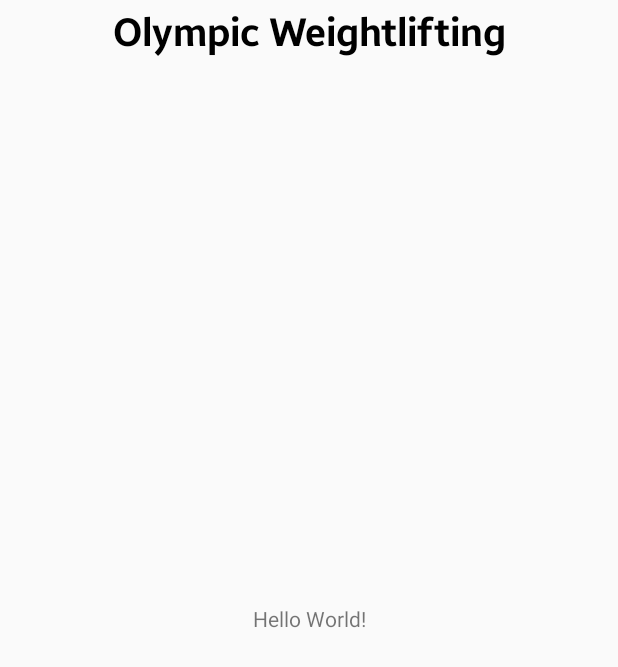
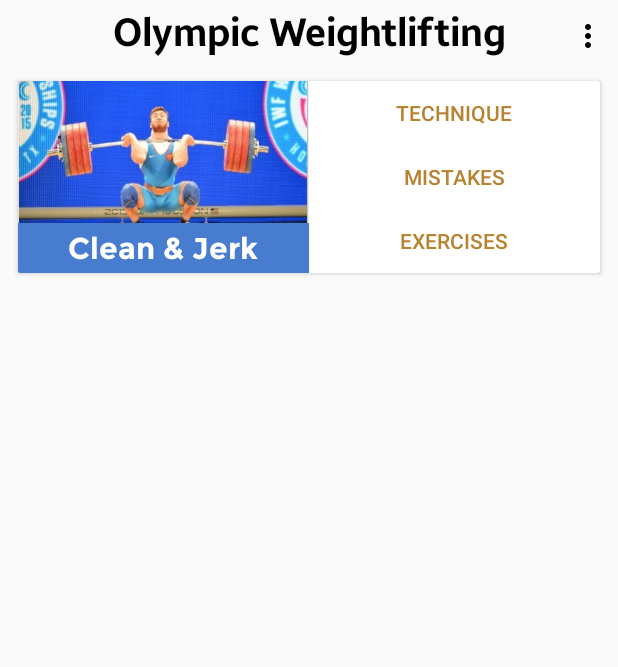
Before and after one commit to vangy1/OlympicWeightlifting, an Android app: the screen it shows after launch (MainActivity), on a phone screen of 412 x 824 dp. Shown: the top 667 px of the screen. Run offline under Robolectric (Android 15) with nearby library versions, the phone set to English and light mode, and no system bars.

Commit message:
Add feature card template

```diff
--- a/app/build.gradle
+++ b/app/build.gradle
@@ -6,11 +6,11 @@ apply plugin: "net.ltgt.apt"
 
 
 android {
-    compileSdkVersion 26
+    compileSdkVersion 27
     defaultConfig {
         applicationId "com.olympicweightlifting"
         minSdkVersion 21
-        targetSdkVersion 26
+        targetSdkVersion 27
         versionCode 1
         versionName "1.0"
         testInstrumentationRunner "android.support.test.runner.AndroidJUnitRunner"
@@ -30,16 +30,17 @@ android {
 
 
 dependencies {
-    implementation fileTree(dir: 'libs', include: ['*.jar'])
-    implementation 'com.android.support:appcompat-v7:26.0.0-beta1'
+    implementation fileTree(include: ['*.jar'], dir: 'libs')
+    implementation 'com.android.support:appcompat-v7:27.0.2'
+    implementation 'com.android.support:cardview-v7:27.0.2'
     implementation 'com.android.support.constraint:constraint-layout:1.0.2'
     testImplementation 'junit:junit:4.12'
-    testImplementation "org.robolectric:robolectric:3.6.1"
+    testImplementation 'org.robolectric:robolectric:3.6.1'
     androidTestImplementation 'com.android.support.test:runner:1.0.1'
     androidTestImplementation 'com.android.support.test.espresso:espresso-core:3.0.1'
-    compile 'com.google.dagger:dagger:2.14.1'
+    implementation 'com.google.dagger:dagger:2.14.1'
     annotationProcessor 'com.google.dagger:dagger-compiler:2.14.1'
-    compile 'com.google.firebase:firebase-core:11.8.0'
-    compile 'com.google.firebase:firebase-auth:11.8.0'
-    compile 'com.google.firebase:firebase-database:11.8.0'
+    implementation 'com.google.firebase:firebase-core:11.8.0'
+    implementation 'com.google.firebase:firebase-auth:11.8.0'
+    implementation 'com.google.firebase:firebase-database:11.8.0'
 }
--- a/app/src/main/java/com/olympicweightlifting/MainActivity.java
+++ b/app/src/main/java/com/olympicweightlifting/MainActivity.java
@@ -19,15 +19,17 @@ public class MainActivity extends AppCompatActivity {
 
         Typeface samsungSansBold = Typeface.createFromAsset(getAssets(), "SamsungSans-Bold.ttf");
         TextView toolbarTitle = findViewById(R.id.toolbar_title);
-
         toolbarTitle.setTypeface(samsungSansBold);
 
+        Typeface montserrat = Typeface.createFromAsset(getAssets(), "Montserrat-Bold.ttf");
+        TextView cardTitle = findViewById(R.id.card_title);
+        cardTitle.setTypeface(montserrat);
 
     }
 
     @Override
     public boolean onCreateOptionsMenu(Menu menu) {
-        getMenuInflater().inflate(R.menu.menu_main, menu);
+        getMenuInflater().inflate(R.menu.menu_home, menu);
         return super.onCreateOptionsMenu(menu);
     }
 }
--- a/app/src/main/res/layout/activity_main.xml
+++ b/app/src/main/res/layout/activity_main.xml
@@ -1,9 +1,10 @@
 <?xml version="1.0" encoding="utf-8"?>
-<android.support.constraint.ConstraintLayout xmlns:android="http://schemas.android.com/apk/res/android"
+<LinearLayout xmlns:android="http://schemas.android.com/apk/res/android"
     xmlns:app="http://schemas.android.com/apk/res-auto"
     xmlns:tools="http://schemas.android.com/tools"
     android:layout_width="match_parent"
     android:layout_height="match_parent"
+    android:orientation="vertical"
     tools:context="com.olympicweightlifting.MainActivity">
 
 
@@ -16,23 +17,87 @@
         app:popupTheme="@style/ThemeOverlay.AppCompat.Light">
 
         <TextView
+            android:id="@+id/toolbar_title"
             android:layout_width="wrap_content"
             android:layout_height="wrap_content"
+            android:layout_gravity="center"
             android:text="Olympic Weightlifting"
-                android:layout_gravity="center"
             android:textColor="@color/colorBlackText"
-                android:textSize="26sp"
-                android:id="@+id/toolbar_title"/>
+            android:textSize="26sp" />
     </android.support.v7.widget.Toolbar>
 
 
+    <android.support.v7.widget.CardView
+        android:layout_width="match_parent"
+        android:layout_height="128dp"
+        android:layout_marginBottom="12dp"
+        android:layout_marginLeft="12dp"
+        android:layout_marginRight="12dp"
+        android:layout_marginTop="12dp">
+
+        <LinearLayout
+            android:layout_width="match_parent"
+            android:layout_height="match_parent">
+
+            <LinearLayout
+                android:layout_width="0dp"
+                android:layout_height="match_parent"
+                android:layout_weight="1"
+                android:background="@color/colorPrimary"
+                android:orientation="vertical">
+
+                <ImageView
+                    android:layout_width="match_parent"
+                    android:layout_height="0dp"
+                    android:layout_weight="1"
+                    android:scaleType="centerCrop"
+                    android:src="@drawable/caj_image" />
+
                 <TextView
-        android:layout_width="wrap_content"
+                    android:id="@+id/card_title"
+                    android:layout_width="match_parent"
                     android:layout_height="wrap_content"
-        android:text="Hello World!"
-        app:layout_constraintBottom_toBottomOf="parent"
-        app:layout_constraintLeft_toLeftOf="parent"
-        app:layout_constraintRight_toRightOf="parent"
-        app:layout_constraintTop_toTopOf="parent" />
+                    android:background="@color/colorPrimary"
+                    android:padding="4dp"
+                    android:text="Clean &amp; Jerk"
+                    android:textAlignment="center"
+                    android:textColor="@color/colorWhite"
+                    android:textSize="20sp" />
+            </LinearLayout>
 
-</android.support.constraint.ConstraintLayout>
+            <LinearLayout
+                android:layout_width="0dp"
+                android:layout_height="match_parent"
+                android:layout_weight="1"
+                android:orientation="vertical">
+
+                <Button
+                    android:layout_width="match_parent"
+                    android:layout_height="0dp"
+                    android:layout_weight="1"
+                    android:layout_margin="0dp"
+
+                    android:text="Technique"
+                    style="@style/Widget.AppCompat.Button.Borderless.Colored"/>
+
+                <Button
+                    android:layout_width="match_parent"
+                    android:layout_height="0dp"
+                    android:layout_margin="0dp"
+                    android:layout_weight="1"
+                    android:text="Mistakes"
+                    style="@style/Widget.AppCompat.Button.Borderless.Colored"/>
+
+                <Button
+                    android:layout_width="match_parent"
+                    android:layout_height="0dp"
+                    android:layout_weight="1"
+                    android:layout_margin="0dp"
+                    android:text="Exercises"
+                    style="@style/Widget.AppCompat.Button.Borderless.Colored"/>
+
+            </LinearLayout>
+        </LinearLayout>
+    </android.support.v7.widget.CardView>
+
+</LinearLayout>
--- a/app/src/main/res/menu/menu_home.xml
+++ b/app/src/main/res/menu/menu_home.xml
@@ -1,4 +1,5 @@
 <?xml version="1.0" encoding="utf-8"?>
 <menu xmlns:android="http://schemas.android.com/apk/res/android">
+    <item android:title="Test">Test</item>
 
 </menu>
--- a/app/src/main/res/values/colors.xml
+++ b/app/src/main/res/values/colors.xml
@@ -6,4 +6,5 @@
     <color name="colorBackground">#FFFAFAFA</color>
     <color name="colorBackgroundDark">#ffe0e0e0</color>
     <color name="colorBlackText">#000000</color>
+    <color name="colorWhite">#FFFFFF</color>
 </resources>
```
Also changed, not shown: app/src/main/assets/Montserrat-Bold.ttf (added), app/src/main/res/drawable/caj_image.png (added). Lines whose indentation alone changed are shown as unchanged.
